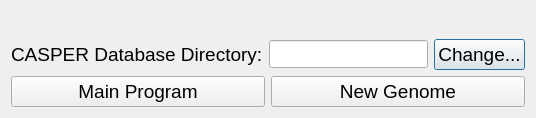
First picture: the form in startupCASPER.ui, repository TrinhLab/CASPERapp, before the edit.
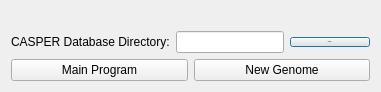
Second picture: the form after the edit.

Commit message: making UI use pixel count for font sizes rather than point size to keep it from scaling from windows scaling

Patch:
```diff
--- a/startupCASPER.ui
+++ b/startupCASPER.ui
@@ -13,12 +13,17 @@
   <property name="font">
    <font>
     <family>Arial</family>
-    <pointsize>14</pointsize>
+    <weight>50</weight>
+    <italic>false</italic>
+    <bold>false</bold>
    </font>
   </property>
   <property name="windowTitle">
    <string>Welcome to CASPER!</string>
   </property>
+  <property name="styleSheet">
+   <string notr="true">font: 16px 'Arial';</string>
+  </property>
   <layout class="QGridLayout" name="gridLayout">
    <property name="sizeConstraint">
     <enum>QLayout::SetFixedSize</enum>
@@ -35,7 +40,10 @@
      <property name="font">
       <font>
        <family>Arial</family>
-       <pointsize>14</pointsize>
+       <pointsize>1</pointsize>
+       <weight>50</weight>
+       <italic>false</italic>
+       <bold>false</bold>
       </font>
      </property>
      <property name="text">
@@ -48,7 +56,10 @@
      <property name="font">
       <font>
        <family>Arial</family>
-       <pointsize>14</pointsize>
+       
+       <weight>50</weight>
+       <italic>false</italic>
+       <bold>false</bold>
       </font>
      </property>
      <property name="text">
@@ -60,7 +71,11 @@
     <widget class="QLineEdit" name="lineEdit">
      <property name="font">
       <font>
-       <pointsize>13</pointsize>
+       <family>Arial</family>
+       
+       <weight>50</weight>
+       <italic>false</italic>
+       <bold>false</bold>
       </font>
      </property>
     </widget>
@@ -75,7 +90,10 @@
        <property name="font">
         <font>
          <family>Arial</family>
-         <pointsize>14</pointsize>
+         
+         <weight>50</weight>
+         <italic>false</italic>
+         <bold>false</bold>
         </font>
        </property>
        <property name="text">
@@ -88,7 +106,10 @@
        <property name="font">
         <font>
          <family>Arial</family>
-         <pointsize>14</pointsize>
+         
+         <weight>50</weight>
+         <italic>false</italic>
+         <bold>false</bold>
         </font>
        </property>
        <property name="text">
```
The commit also changes 34 other files.
